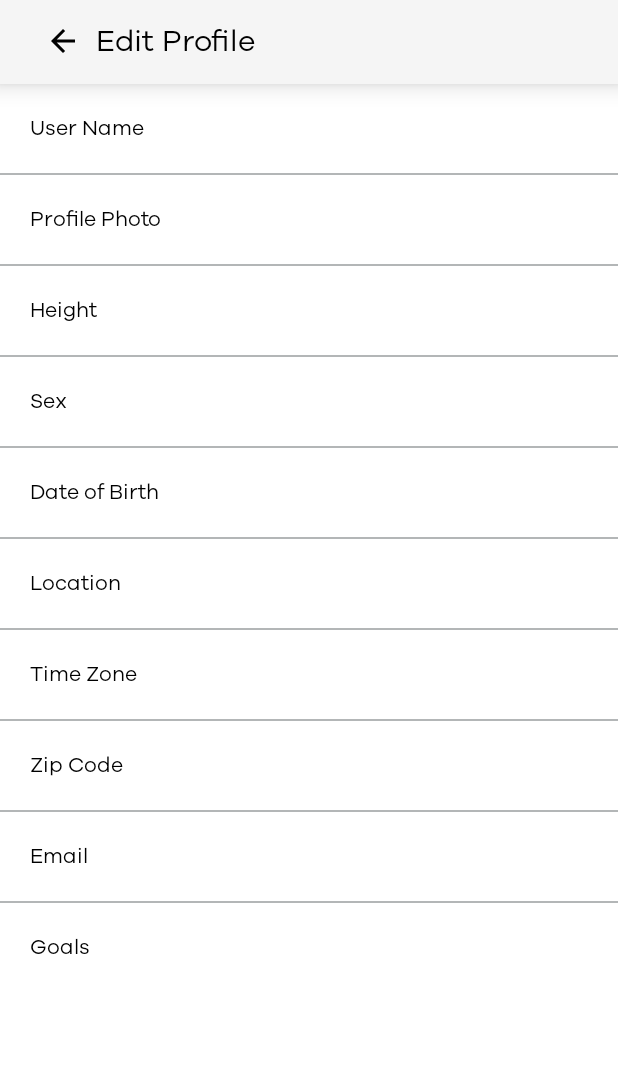
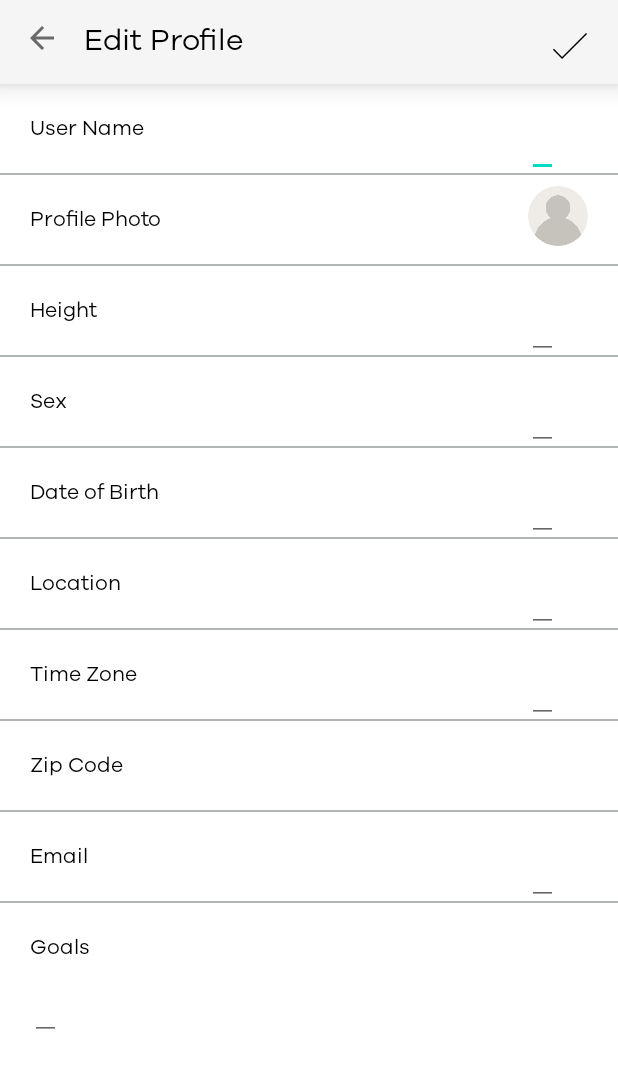
Before and after one commit to prabinkumarsahu28/MyFitnessGoal, an Android app: the layout activity_edit_profile.xml on its own in the app's theme, with its tools: preview values and no code run, on a phone screen of 412 x 824 dp. Shown: the top 1068 px of the screen. Run offline under Robolectric (Android 15) with nearby library versions, the phone set to English and light mode, and no system bars.

Commit message:
just like that

```diff
--- a/MyFitnessGoal/app/src/main/java/com/eclair/myfitnessgoal/fragments/ActivityLevelFragment.kt
+++ b/MyFitnessGoal/app/src/main/java/com/eclair/myfitnessgoal/fragments/ActivityLevelFragment.kt
@@ -5,6 +5,7 @@ import androidx.fragment.app.Fragment
 import android.view.LayoutInflater
 import android.view.View
 import android.view.ViewGroup
+import android.widget.Toast
 import com.eclair.myfitnessgoal.R
 import com.eclair.myfitnessgoal.models.Users
 import kotlinx.android.synthetic.main.fragment_activity_level.*
@@ -48,6 +49,9 @@ class ActivityLevelFragment : Fragment() {
                     requireActivity().supportFragmentManager.beginTransaction()
                 fragmentTransaction.add(R.id.flSignUp, fragment)
                     .addToBackStack("youFragment").commit()
+
+                Toast.makeText(context,"$users,$activeness", Toast.LENGTH_LONG).show()
+
             }
         }
     }
--- a/MyFitnessGoal/app/src/main/java/com/eclair/myfitnessgoal/fragments/HomeFragment.kt
+++ b/MyFitnessGoal/app/src/main/java/com/eclair/myfitnessgoal/fragments/HomeFragment.kt
@@ -103,6 +103,7 @@ class HomeFragment : Fragment(), BlogClickListener {
                         blogsList.add(blog)
                     }
                     blogsAdapter.notifyDataSetChanged()
+
                 }
             }
 
--- a/MyFitnessGoal/app/src/main/java/com/eclair/myfitnessgoal/fragments/MeFragment.kt
+++ b/MyFitnessGoal/app/src/main/java/com/eclair/myfitnessgoal/fragments/MeFragment.kt
@@ -4,6 +4,7 @@ package com.eclair.myfitnessgoal.fragments
 
 import android.annotation.SuppressLint
 import android.content.Intent
+import android.net.Uri
 import android.os.Bundle
 import androidx.fragment.app.Fragment
 import android.view.LayoutInflater
@@ -24,6 +25,7 @@ class MeFragment : Fragment() {
 
     private lateinit var viewModel: FoodViewModel
     private val uid = FirebaseAuth.getInstance().uid
+    private var location: Uri? = null
 
 
     override fun onCreateView(
@@ -56,6 +58,7 @@ class MeFragment : Fragment() {
             tvWeightKg.text = "${viewModel.getWeight(uid)} kg"
             tvUidUser.text = viewModel.getUserName(uid)
             tvUserEmail.text = viewModel.getUserEmail(uid)
+
         }
 
         viewModel.getReqCalorie(uid).observe(requireActivity(), {
--- a/MyFitnessGoal/app/src/main/java/com/eclair/myfitnessgoal/fragments/YouFragment.kt
+++ b/MyFitnessGoal/app/src/main/java/com/eclair/myfitnessgoal/fragments/YouFragment.kt
@@ -5,6 +5,7 @@ import androidx.fragment.app.Fragment
 import android.view.LayoutInflater
 import android.view.View
 import android.view.ViewGroup
+import android.widget.Toast
 import com.eclair.myfitnessgoal.R
 import com.eclair.myfitnessgoal.models.Users
 import kotlinx.android.synthetic.main.fragment_you.*
@@ -52,6 +53,9 @@ class YouFragment : Fragment() {
                     requireActivity().supportFragmentManager.beginTransaction()
                 fragmentTransaction.add(R.id.flSignUp, fragment)
                     .addToBackStack("heightWeightFragment").commit()
+
+                Toast.makeText(context,"$users,$sex", Toast.LENGTH_LONG).show()
+
             }
         }
     }
--- a/MyFitnessGoal/app/src/main/java/com/eclair/myfitnessgoal/roomdb/UserEntity.kt
+++ b/MyFitnessGoal/app/src/main/java/com/eclair/myfitnessgoal/roomdb/UserEntity.kt
@@ -7,6 +7,7 @@ import java.io.Serializable
 
 @Entity(tableName = "User_Table")
 data class UserEntity(
+    @ColumnInfo(name = "profile") var profile: String,
     @ColumnInfo(name = "userName") var userName: String,
     @ColumnInfo(name = "email") var emailId: String,
     @ColumnInfo(name = "uid") var uid: String,
--- a/MyFitnessGoal/app/src/main/res/layout/activity_edit_profile.xml
+++ b/MyFitnessGoal/app/src/main/res/layout/activity_edit_profile.xml
@@ -11,33 +11,57 @@
         android:layout_height="wrap_content">
 
         <androidx.appcompat.widget.Toolbar
-            android:id="@+id/tbSettings"
+            android:id="@+id/tb_FoodHeaderDetails"
             android:layout_width="match_parent"
             android:layout_height="wrap_content"
             android:background="@color/smoke_white"
             android:elevation="@dimen/dp_10"
             android:minHeight="?attr/actionBarSize"
             android:theme="?attr/actionBarTheme"
+            app:layout_constraintEnd_toEndOf="parent"
+            app:layout_constraintStart_toStartOf="parent"
             app:layout_constraintTop_toTopOf="parent">
 
-            <TextView
-                android:id="@+id/tvToolText"
+            <RelativeLayout
                 android:layout_width="wrap_content"
-                android:layout_height="wrap_content"
-                android:layout_marginStart="@dimen/dp_30"
-                android:drawableLeft="@drawable/ic_baseline_arrow_back_24"
-                android:drawablePadding="@dimen/dp_10"
-                android:text="Edit Profile"
-                android:textColor="@color/black"
-                android:textSize="@dimen/sp_20" />
+                android:layout_height="wrap_content">
+
+                <ImageView
+                    android:id="@+id/ivBackArrowSignUp"
+                    android:layout_width="wrap_content"
+                    android:layout_height="wrap_content"
+                    android:src="@drawable/ic_baseline_arrow_back_24"
+                    app:tint="@color/grey" />
+
+                <TextView
+                    android:id="@+id/tvAddFoodHeader"
+                    android:layout_width="wrap_content"
+                    android:layout_height="wrap_content"
+                    android:layout_marginStart="@dimen/dp_40"
+                    android:text="Edit Profile"
+                    android:textColor="@color/black"
+                    android:textSize="@dimen/sp_20" />
+
+                <ImageButton
+                    android:id="@+id/btnSaveEdits"
+                    android:layout_width="wrap_content"
+                    android:layout_height="wrap_content"
+                    android:layout_alignParentEnd="true"
+                    android:layout_marginTop="@dimen/dp_5"
+                    android:layout_marginEnd="@dimen/dp_20"
+                    android:background="@android:color/transparent"
+                    android:src="@drawable/ic_iconfinder_3209370_check_choose_correct_mark_tick_icon" />
+            </RelativeLayout>
+
 
         </androidx.appcompat.widget.Toolbar>
 
+
         <TextView
             android:id="@+id/tvUserName"
-            android:layout_below="@+id/tbSettings"
             android:layout_width="wrap_content"
             android:layout_height="wrap_content"
+            android:layout_below="@+id/tb_FoodHeaderDetails"
             android:layout_marginStart="@dimen/dp_20"
             android:layout_marginTop="@dimen/dp_20"
             android:text="User Name"
@@ -51,15 +75,15 @@
             android:layout_marginTop="@dimen/dp_20"
             android:background="#B3B6B7" />
 
-        <TextView
-            android:id="@+id/tvSoubiaEdit"
-            android:textColor="#025d93"
-            android:layout_below="@+id/tbSettings"
+        <EditText
+            android:id="@+id/etSoubiaEdit"
             android:layout_width="wrap_content"
             android:layout_height="wrap_content"
+            android:layout_below="@+id/tb_FoodHeaderDetails"
             android:layout_alignParentEnd="true"
             android:layout_marginTop="@dimen/dp_20"
-            android:layout_marginEnd="@dimen/dp_40" />
+            android:layout_marginEnd="@dimen/dp_40"
+            android:textColor="#025d93" />
 
         <TextView
             android:id="@+id/tvProfileEdit"
@@ -70,6 +94,17 @@
             android:layout_marginTop="@dimen/dp_20"
             android:text="Profile Photo"
             android:textColor="@color/black" />
+
+        <de.hdodenhof.circleimageview.CircleImageView xmlns:app="http://schemas.android.com/apk/res-auto"
+            android:id="@+id/profile_Edit"
+            android:layout_width="@dimen/dp_40"
+            android:layout_height="@dimen/dp_40"
+            android:layout_below="@+id/vLineOneEdit"
+            android:layout_alignParentEnd="true"
+            android:layout_marginTop="@dimen/dp_7"
+            android:layout_marginEnd="@dimen/dp_20"
+            android:layout_marginBottom="@dimen/dp_7"
+            android:src="@drawable/user" />
 
         <View
             android:id="@+id/vLineTwoEdit"
@@ -97,7 +132,7 @@
             android:layout_marginTop="@dimen/dp_20"
             android:background="#B3B6B7" />
 
-        <TextView
+        <EditText
             android:id="@+id/tvHeightValEdit"
             android:layout_width="wrap_content"
             android:layout_height="wrap_content"
@@ -125,15 +160,15 @@
             android:layout_marginTop="@dimen/dp_20"
             android:background="#B3B6B7" />
 
-        <TextView
+        <EditText
             android:id="@+id/tvSexValEdit"
-            android:textColor="#025d93"
             android:layout_width="wrap_content"
             android:layout_height="wrap_content"
             android:layout_below="@id/vLineThreeEdit"
             android:layout_alignParentEnd="true"
             android:layout_marginTop="@dimen/dp_20"
-            android:layout_marginEnd="@dimen/dp_40" />
+            android:layout_marginEnd="@dimen/dp_40"
+            android:textColor="#025d93" />
 
         <TextView
             android:id="@+id/tvDobEdit"
@@ -153,15 +188,15 @@
             android:layout_marginTop="@dimen/dp_20"
             android:background="#B3B6B7" />
 
-        <TextView
+        <EditText
             android:id="@+id/tvDobValEdit"
-            android:textColor="#025d93"
             android:layout_width="wrap_content"
             android:layout_height="wrap_content"
             android:layout_below="@id/vLineFourEdit"
             android:layout_alignParentEnd="true"
             android:layout_marginTop="@dimen/dp_20"
-            android:layout_marginEnd="@dimen/dp_40" />
+            android:layout_marginEnd="@dimen/dp_40"
+            android:textColor="#025d93" />
 
         <TextView
             android:id="@+id/tvLocationEdit"
@@ -181,15 +216,15 @@
             android:layout_marginTop="@dimen/dp_20"
             android:background="#B3B6B7" />
 
-        <TextView
+        <EditText
             android:id="@+id/tvLocationValEdit"
-            android:textColor="#025d93"
             android:layout_width="wrap_content"
             android:layout_height="wrap_content"
             android:layout_below="@id/vLineFiveEdit"
             android:layout_alignParentEnd="true"
             android:layout_marginTop="@dimen/dp_20"
-            android:layout_marginEnd="@dimen/dp_40" />
+            android:layout_marginEnd="@dimen/dp_40"
+            android:textColor="#025d93" />
 
         <TextView
             android:id="@+id/tvTimeEdit"
@@ -209,15 +244,16 @@
             android:layout_marginTop="@dimen/dp_20"
             android:background="#B3B6B7" />
 
-        <TextView
+        <EditText
             android:id="@+id/tvTimeValEdit"
-            android:textColor="#025d93"
+            android:drawableTint="@android:color/transparent"
             android:layout_width="wrap_content"
             android:layout_height="wrap_content"
             android:layout_below="@id/vLineSixEdit"
             android:layout_alignParentEnd="true"
             android:layout_marginTop="@dimen/dp_20"
-            android:layout_marginEnd="@dimen/dp_40" />
+            android:layout_marginEnd="@dimen/dp_40"
+            android:textColor="#025d93" />
 
         <TextView
             android:id="@+id/tvZipEdit"
@@ -239,13 +275,13 @@
 
         <TextView
             android:id="@+id/tvZipValEdit"
-            android:textColor="#025d93"
             android:layout_width="wrap_content"
             android:layout_height="wrap_content"
             android:layout_below="@id/vLineSevenEdit"
             android:layout_alignParentEnd="true"
             android:layout_marginTop="@dimen/dp_20"
-            android:layout_marginEnd="@dimen/dp_40" />
+            android:layout_marginEnd="@dimen/dp_40"
+            android:textColor="#025d93" />
 
         <TextView
             android:id="@+id/tvEmailEdit"
@@ -265,15 +301,15 @@
             android:layout_marginTop="@dimen/dp_20"
             android:background="#B3B6B7" />
 
-        <TextView
+        <EditText
             android:id="@+id/tvEmailValEdit"
-            android:textColor="#025d93"
             android:layout_width="wrap_content"
             android:layout_height="wrap_content"
             android:layout_below="@id/vLineEightEdit"
             android:layout_alignParentEnd="true"
             android:layout_marginTop="@dimen/dp_20"
-            android:layout_marginEnd="@dimen/dp_40" />
+            android:layout_marginEnd="@dimen/dp_40"
+            android:textColor="#025d93" />
 
         <TextView
             android:id="@+id/tvGoalsEdit"
@@ -285,7 +321,7 @@
             android:text="Goals"
             android:textColor="@color/black" />
 
-        <TextView
+        <EditText
             android:id="@+id/tvGoalsValEdit"
             android:layout_width="wrap_content"
             android:layout_height="wrap_content"
@@ -294,8 +330,6 @@
             android:layout_marginTop="@dimen/dp_10" />
 
 
-
-
     </RelativeLayout>
 
 </ScrollView>
--- a/MyFitnessGoal/app/src/main/res/layout/fragment_me.xml
+++ b/MyFitnessGoal/app/src/main/res/layout/fragment_me.xml
@@ -26,7 +26,8 @@
                 android:orientation="vertical"
                 android:paddingBottom="@dimen/dp_20">
 
-                <de.hdodenhof.circleimageview.CircleImageView xmlns:app="http://schemas.android.com/apk/res-auto"
+                <de.hdodenhof.circleimageview.CircleImageView
+                    xmlns:app="http://schemas.android.com/apk/res-auto"
                     android:id="@+id/profile_image"
                     android:layout_width="@dimen/dp_70"
                     android:layout_height="@dimen/dp_70"
```
Also changed, not shown: MyFitnessGoal/app/src/main/java/com/eclair/myfitnessgoal/activities/EditProfileActivity.kt (+53 -7 lines), MyFitnessGoal/app/src/main/java/com/eclair/myfitnessgoal/activities/MainActivity.kt (+7 -0 lines), MyFitnessGoal/app/src/main/java/com/eclair/myfitnessgoal/fragments/GoalFragment.kt (+7 -3 lines), MyFitnessGoal/app/src/main/java/com/eclair/myfitnessgoal/fragments/HeightWeightFragment.kt (+8 -1 lines), MyFitnessGoal/app/src/main/java/com/eclair/myfitnessgoal/listeners/UserClickListener.kt (added, +8 -0 lines), MyFitnessGoal/app/src/main/java/com/eclair/myfitnessgoal/roomdb/FoodRepo.kt (+22 -7 lines), MyFitnessGoal/app/src/main/java/com/eclair/myfitnessgoal/roomdb/FoodViewModel.kt (+15 -3 lines), MyFitnessGoal/app/src/main/java/com/eclair/myfitnessgoal/roomdb/UserDao.kt (+9 -4 lines).
